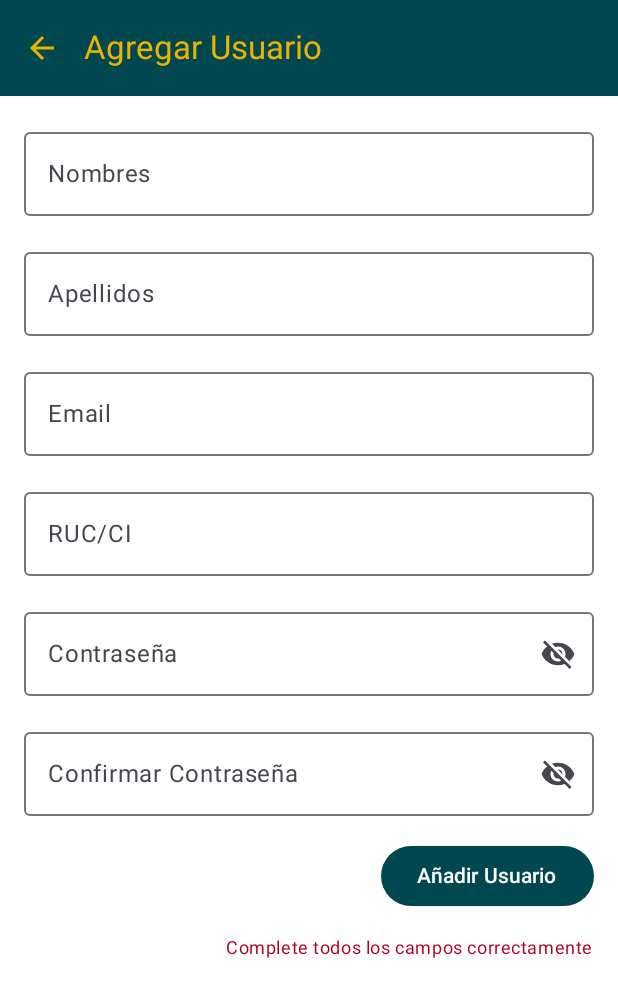
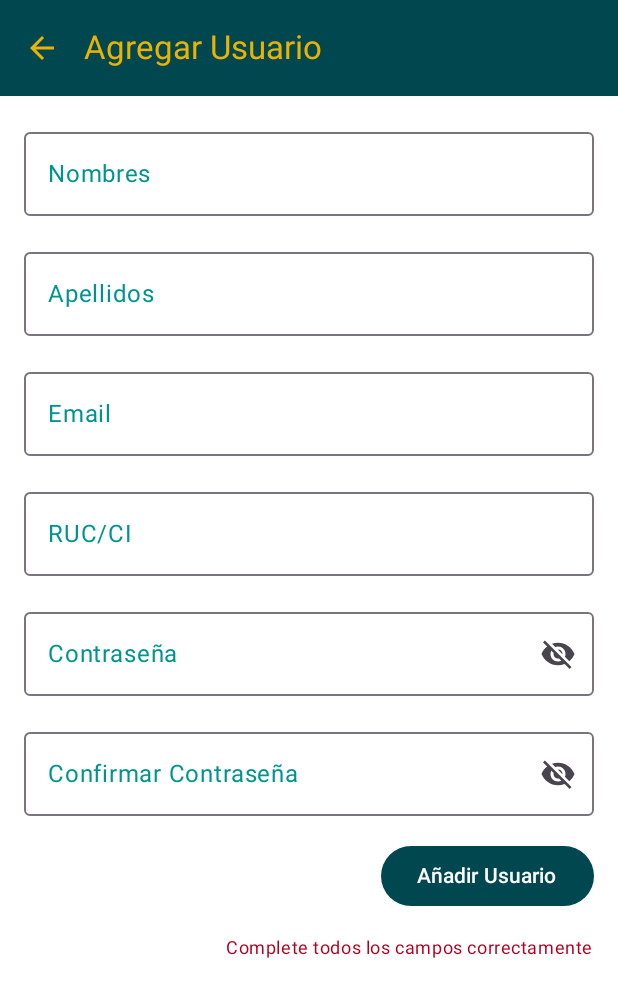
Before and after one commit to PpMrqz/app-movil-andina, an Android app built with Jetpack Compose: the AgregarUsuarioScreen screen opened through its navigation route, on a phone screen of 412 x 824 dp. Shown: the top 997 px of the screen. Run offline under Robolectric (Android 15) with nearby library versions, the phone set to English and light mode, and no system bars; 1 statement that could not run was skipped.

Commit message:
Cambio a colores institucionales

```diff
--- a/app/src/main/java/com/corsinf/app_movil_andina/ui/Theme.kt
+++ b/app/src/main/java/com/corsinf/app_movil_andina/ui/Theme.kt
@@ -33,6 +33,7 @@ private val LightColorScheme = lightColorScheme(
     onSurface = AmarilloUASB,
     primaryContainer = VerdeClaroUASB,
     secondaryContainer = Blanco,
+    onSecondaryContainer = NegroUASB
 
 
     //primary = Purple40,
--- /dev/null
+++ b/app/src/main/java/com/corsinf/app_movil_andina/ui/components/CustomOutlinedTextField.kt
@@ -0,0 +1,55 @@
+package com.corsinf.app_movil_andina.ui.components
+
+
+import android.graphics.drawable.shapes.Shape
+import androidx.compose.foundation.layout.fillMaxWidth
+import androidx.compose.foundation.text.KeyboardOptions
+import androidx.compose.material3.MaterialTheme
+import androidx.compose.material3.OutlinedTextField
+import androidx.compose.material3.OutlinedTextFieldDefaults
+import androidx.compose.material3.Text
+import androidx.compose.runtime.Composable
+import androidx.compose.ui.Modifier
+import androidx.compose.ui.graphics.Color
+import androidx.compose.ui.text.input.VisualTransformation
+
+@Composable
+fun CustomOutlinedTextField(
+    value: String,
+    onValueChange: (String) -> Unit,
+    label: String,
+    modifier: Modifier = Modifier,
+    singleLine: Boolean = true,
+    isError: Boolean = false,
+    visualTransformation: VisualTransformation = VisualTransformation.None,
+    keyboardOptions: KeyboardOptions = KeyboardOptions.Default,
+    trailingIcon: @Composable (() -> Unit)? = null,
+    enabled: Boolean = true,
+    readOnly: Boolean = false,
+    supportingText: @Composable (() -> Unit)? = null,
+    prefix: @Composable (() -> Unit)? = null,
+    suffix: @Composable (() -> Unit)? = null
+) {
+    OutlinedTextField(
+        value = value,
+        onValueChange = onValueChange,
+        label = { Text(text = label, color = MaterialTheme.colorScheme.primaryContainer) },
+        modifier = modifier.fillMaxWidth(),
+        singleLine = singleLine,
+        isError = isError,
+        visualTransformation = visualTransformation,
+        keyboardOptions = keyboardOptions,
+        trailingIcon = trailingIcon,
+        enabled = enabled,
+        readOnly = readOnly,
+        supportingText = supportingText,
+        prefix = prefix,
+        suffix = suffix,
+        colors = OutlinedTextFieldDefaults.colors(
+            focusedContainerColor = MaterialTheme.colorScheme.secondaryContainer,
+            unfocusedContainerColor = MaterialTheme.colorScheme.secondaryContainer,
+            unfocusedTextColor = MaterialTheme.colorScheme.onSecondaryContainer,
+            focusedTextColor = MaterialTheme.colorScheme.onSecondaryContainer,
+        )
+    )
+}
--- a/app/src/main/java/com/corsinf/app_movil_andina/ui/screens/AgregarUsuario.kt
+++ b/app/src/main/java/com/corsinf/app_movil_andina/ui/screens/AgregarUsuario.kt
@@ -22,7 +22,7 @@ import androidx.compose.material.icons.filled.VisibilityOff
 import androidx.compose.material3.Button
 import androidx.compose.material3.Icon
 import androidx.compose.material3.IconButton
-import androidx.compose.material3.OutlinedTextField
+import com.corsinf.app_movil_andina.ui.components.CustomOutlinedTextField
 import androidx.compose.material3.Scaffold
 import androidx.compose.material3.SnackbarDuration
 import androidx.compose.material3.SnackbarHost
@@ -44,6 +44,7 @@ import com.corsinf.app_movil_andina.viewmodels.UsuariosViewModel.UIEventAdd
 import androidx.compose.runtime.collectAsState
 import androidx.lifecycle.viewmodel.compose.viewModel
 import androidx.compose.runtime.getValue
+import com.corsinf.app_movil_andina.ui.components.CustomOutlinedTextField
 import com.corsinf.app_movil_andina.data.MsgExito
 
 @OptIn(ExperimentalMaterial3Api::class)
@@ -140,29 +141,29 @@ fun AgregarUsuarioScreen(navController: NavController, viewModel: UsuariosViewMo
             verticalArrangement = Arrangement.spacedBy(16.dp)
         ) {
             // Campo de nombres
-            OutlinedTextField(
+            CustomOutlinedTextField(
                 value = nombres.value,
                 onValueChange = { nombres.value = it },
-                label = { Text("Nombres") },
+                label = "Nombres",
                 modifier = Modifier.fillMaxWidth()
             )
             // Campo de apellidos
-            OutlinedTextField(
+            CustomOutlinedTextField(
                 value = apellidos.value,
                 onValueChange = { apellidos.value = it },
-                label = { Text("Apellidos") },
+                label = "Apellidos",
                 modifier = Modifier.fillMaxWidth()
             )
 
             // Campo de email
-            OutlinedTextField(
+            CustomOutlinedTextField(
                 value = email.value,
                 onValueChange = {
                     if (it.isEmpty() || it.matches(Regex(AppRegex.EMAIL_CHARS))) {
                         email.value = it
                     }
                 },
-                label = { Text("Email") },
+                label = "Email",
                 modifier = Modifier.fillMaxWidth(),
                 keyboardOptions = KeyboardOptions(keyboardType = KeyboardType.Email),
                 isError = email.value.isNotEmpty() && !email.value.matches(
@@ -171,14 +172,14 @@ fun AgregarUsuarioScreen(navController: NavController, viewModel: UsuariosViewMo
             )
 
             // Campo de CI/RUC
-            OutlinedTextField(
+            CustomOutlinedTextField(
                 value = ruc.value,
                 onValueChange = {
                     if (it.isEmpty() || it.matches(Regex(AppRegex.NUM_CHARS))) {
                         ruc.value = it
                     }
                 },
-                label = { Text("RUC/CI") },
+                label = "RUC/CI",
                 modifier = Modifier.fillMaxWidth(),
                 keyboardOptions = KeyboardOptions(keyboardType = KeyboardType.Number),
                 isError = ruc.value.isNotEmpty() && (
@@ -187,10 +188,10 @@ fun AgregarUsuarioScreen(navController: NavController, viewModel: UsuariosViewMo
             )
 
             // Campo de contraseña
-            OutlinedTextField(
+            CustomOutlinedTextField(
                 value = contrasena.value,
                 onValueChange = { contrasena.value = it },
-                label = { Text("Contraseña") },
+                label = "Contraseña",
                 modifier = Modifier.fillMaxWidth(),
                 visualTransformation = if (contrasenaVisible.value) VisualTransformation.None else PasswordVisualTransformation(),
                 keyboardOptions = KeyboardOptions(keyboardType = KeyboardType.Password),
@@ -215,10 +216,10 @@ fun AgregarUsuarioScreen(navController: NavController, viewModel: UsuariosViewMo
 
 
             // Campo de confirmar contraseña
-            OutlinedTextField(
+            CustomOutlinedTextField(
                 value = confirmarContrasena.value,
                 onValueChange = { confirmarContrasena.value = it },
-                label = { Text("Confirmar Contraseña") },
+                label = "Confirmar Contraseña",
                 modifier = Modifier.fillMaxWidth(),
                 visualTransformation = if (confirmPasswordVisible.value) VisualTransformation.None else PasswordVisualTransformation(),
                 keyboardOptions = KeyboardOptions(keyboardType = KeyboardType.Password),
--- a/app/src/main/java/com/corsinf/app_movil_andina/ui/screens/ListaUsuarios.kt
+++ b/app/src/main/java/com/corsinf/app_movil_andina/ui/screens/ListaUsuarios.kt
@@ -34,7 +34,7 @@ import androidx.compose.material3.FloatingActionButton
 import androidx.compose.material3.Icon
 import androidx.compose.material3.ListItem
 import androidx.compose.material3.MaterialTheme
-import androidx.compose.material3.OutlinedTextField
+import com.corsinf.app_movil_andina.ui.components.CustomOutlinedTextField
 import androidx.compose.material3.Scaffold
 import androidx.compose.material3.SnackbarDuration
 import androidx.compose.material3.SnackbarHost
@@ -122,10 +122,10 @@ fun ListaUsuariosScreen(navController: NavController, viewModel: UsuariosViewMod
                         verticalAlignment = Alignment.CenterVertically,
                         modifier = Modifier.fillMaxWidth()
                     ) {
-                        OutlinedTextField(
+                        CustomOutlinedTextField(
                             value = searchText,
                             onValueChange = { searchText = it },
-                            label = { Text("Buscar usuarios") },
+                            label = "Buscar usuarios",
                             modifier = Modifier.weight(1f),
                             singleLine = true
                         )
--- a/app/src/main/java/com/corsinf/app_movil_andina/ui/screens/Login.kt
+++ b/app/src/main/java/com/corsinf/app_movil_andina/ui/screens/Login.kt
@@ -34,7 +34,10 @@ import androidx.compose.material.icons.filled.VisibilityOff
 import androidx.compose.material3.Icon
 import androidx.compose.material3.IconButton
 import androidx.compose.material3.MaterialTheme
-import androidx.compose.material3.OutlinedTextField
+import com.corsinf.app_movil_andina.ui.components.CustomOutlinedTextField
+import androidx.compose.material3.OutlinedTextFieldDefaults
+import androidx.compose.material3.TextFieldDefaults
+import com.corsinf.app_movil_andina.ui.components.CustomOutlinedTextField
 
 
 @OptIn(ExperimentalMaterial3Api::class)
@@ -95,20 +98,20 @@ fun LoginScreen(navController: NavController) {
 
             Spacer(modifier = Modifier.height(32.dp))
 
-            OutlinedTextField(
+            CustomOutlinedTextField(
                 value = usuario,
                 onValueChange = { usuario = it },
-                label = { Text("Usuario") },
+                label = "Usuario",
                 modifier = Modifier.fillMaxWidth(),
-                singleLine = true
+                singleLine = true,
             )
 
             Spacer(modifier = Modifier.height(16.dp))
 
-            OutlinedTextField(
+            CustomOutlinedTextField(
                 value = contrasena,
                 onValueChange = { contrasena = it },
-                label = { Text("Contraseña") },
+                label = "Contraseña",
                 modifier = Modifier.fillMaxWidth(),
                 singleLine = true,
                 visualTransformation = if (contrasenaVisible) VisualTransformation.None else PasswordVisualTransformation(),
```
Also changed, not shown: app/src/main/java/com/corsinf/app_movil_andina/ui/screens/CambiarContrasenaUsuario.kt (+5 -5 lines), app/src/main/java/com/corsinf/app_movil_andina/ui/screens/DetalleUsuario.kt (+43 -8 lines), app/src/main/java/com/corsinf/app_movil_andina/ui/screens/EditarUsuario.kt (+9 -9 lines).
